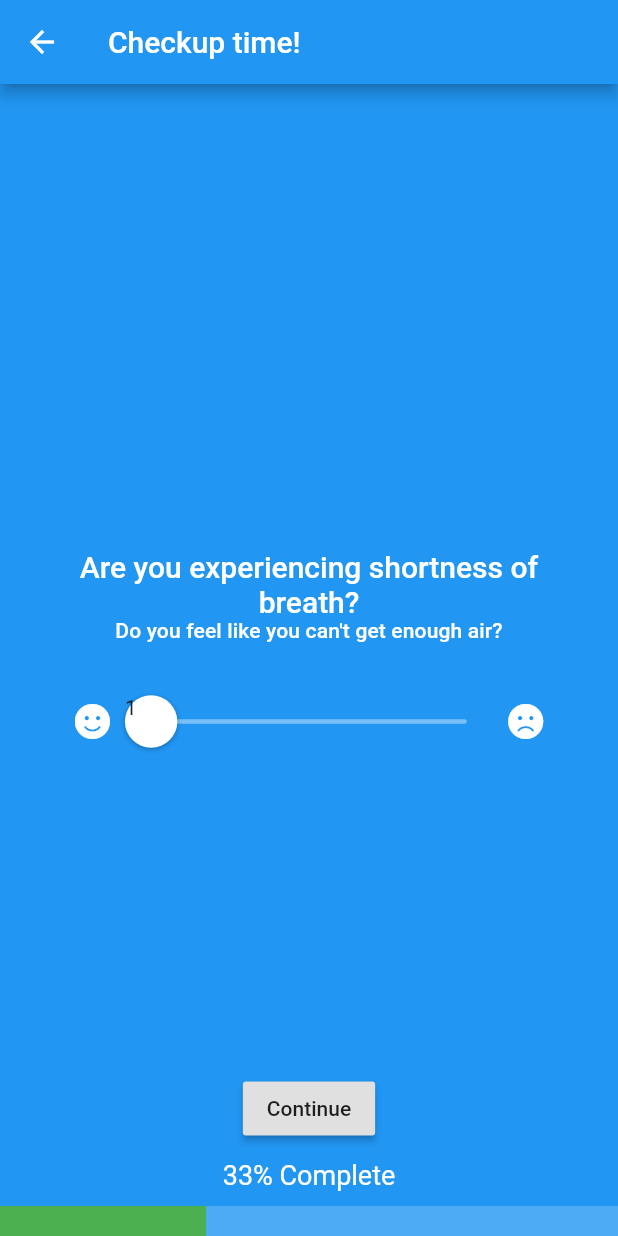
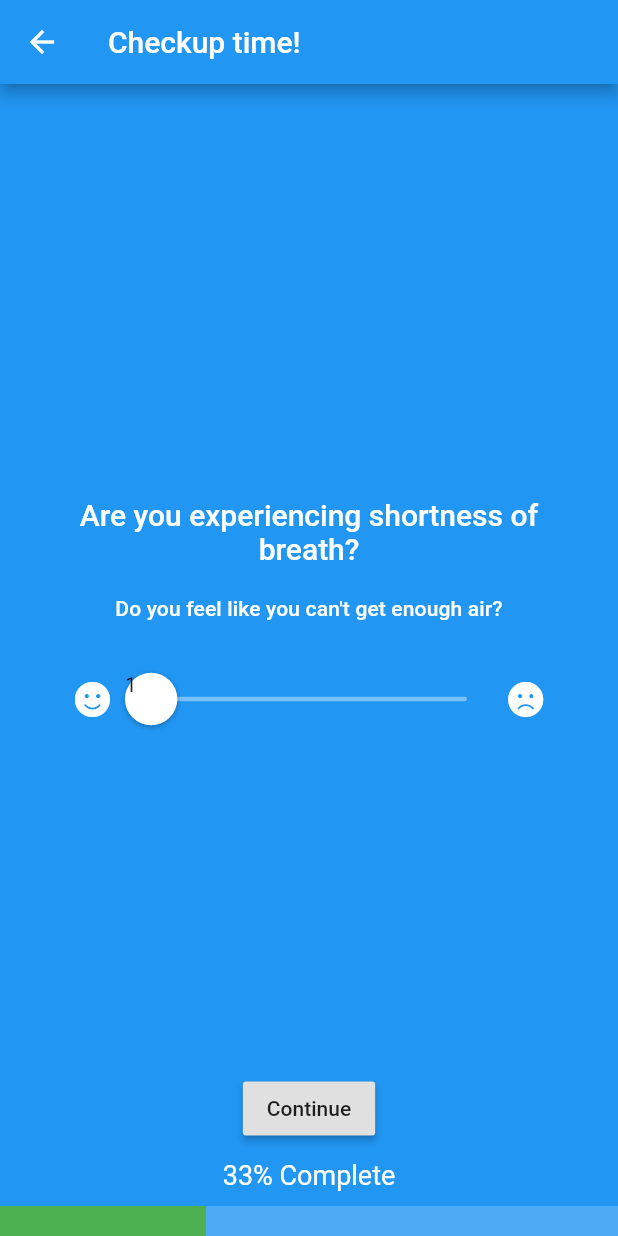
Before and after one commit to coronavirus-diary/coronavirus-diary, a Flutter app: the CheckupScreen screen opened by its route, after a tap on "Continue", on a phone screen of 412 x 824 dp. Run offline on Flutter 3.47's test engine with Material 2 defaults, Android fonts, the phone set to English and light mode, and no system bars; drawn by our look-alikes of flutter_xlider; our stand-ins replace equatable, flutter_bloc, font_awesome_flutter, moor; missing offline and left inert: timeline_list; generated files the repository leaves out were written again.

Commit message:
Checkup style improvements

```diff
--- a/lib/src/ui/screens/checkup/steps/breath.dart
+++ b/lib/src/ui/screens/checkup/steps/breath.dart
@@ -14,6 +14,7 @@ class _BreathStepState extends State<BreathStep> {
   @override
   Widget build(BuildContext context) {
     return QuestionView(
+      padding: EdgeInsets.only(bottom: 50),
       questions: [
         Question(
           title: Text('Are you experiencing shortness of breath?'),
--- a/lib/src/ui/screens/checkup/steps/cough.dart
+++ b/lib/src/ui/screens/checkup/steps/cough.dart
@@ -14,6 +14,7 @@ class _CoughStepState extends State<CoughStep> {
   @override
   Widget build(BuildContext context) {
     return QuestionView(
+      padding: EdgeInsets.only(bottom: 50),
       questions: [
         Question(
           title: Text('Do you have a cough?'),
--- a/lib/src/ui/screens/checkup/steps/intro.dart
+++ b/lib/src/ui/screens/checkup/steps/intro.dart
@@ -13,12 +13,13 @@ class _IntroStepState extends State<IntroStep> {
   @override
   Widget build(BuildContext context) {
     return QuestionView(
+      padding: EdgeInsets.only(bottom: 50),
       questions: [
         Question(
           title: Column(
             children: <Widget>[
               Padding(
-                padding: EdgeInsets.only(bottom: 40),
+                padding: EdgeInsets.only(bottom: 20),
                 child: FaIcon(
                   FontAwesomeIcons.check,
                   color: Colors.white.withOpacity(0.7),
@@ -26,9 +27,12 @@ class _IntroStepState extends State<IntroStep> {
                 ),
               ),
               Text(
-                "It's time for your checkup. This blurb will prepare you for it and highlight your right to submit only the data that you choose.",
+                "It's time for your checkup.",
               ),
             ],
+          ),
+          subtitle: Text(
+            "This blurb will prepare you for it and highlight your right to submit only the data that you choose.",
           ),
         ),
       ],
--- a/lib/src/ui/widgets/question_view.dart
+++ b/lib/src/ui/widgets/question_view.dart
@@ -15,8 +15,13 @@ class Question {
 class QuestionView extends StatefulWidget {
   final List<Question> questions;
   final Color color;
+  final EdgeInsetsGeometry padding;
 
-  const QuestionView({@required this.questions, this.color});
+  const QuestionView({
+    @required this.questions,
+    this.color,
+    this.padding,
+  });
 
   @override
   _QuestionViewState createState() => _QuestionViewState();
@@ -37,12 +42,15 @@ class _QuestionViewState extends State<QuestionView> {
                   ),
             ),
             if (question.subtitle != null)
-              DefaultTextStyle(
-                child: question.subtitle,
-                textAlign: TextAlign.center,
-                style: Theme.of(context).textTheme.subtitle.copyWith(
-                      color: Colors.white,
-                    ),
+              Padding(
+                padding: EdgeInsets.only(top: 20),
+                child: DefaultTextStyle(
+                  child: question.subtitle,
+                  textAlign: TextAlign.center,
+                  style: Theme.of(context).textTheme.subtitle.copyWith(
+                        color: Colors.white,
+                      ),
+                ),
               ),
             if (question.input != null)
               Padding(
@@ -58,6 +66,7 @@ class _QuestionViewState extends State<QuestionView> {
   @override
   Widget build(BuildContext context) {
     return Container(
+      padding: widget.padding,
       color: widget.color ?? Theme.of(context).primaryColor,
       child: Column(
         mainAxisAlignment: MainAxisAlignment.center,
```
